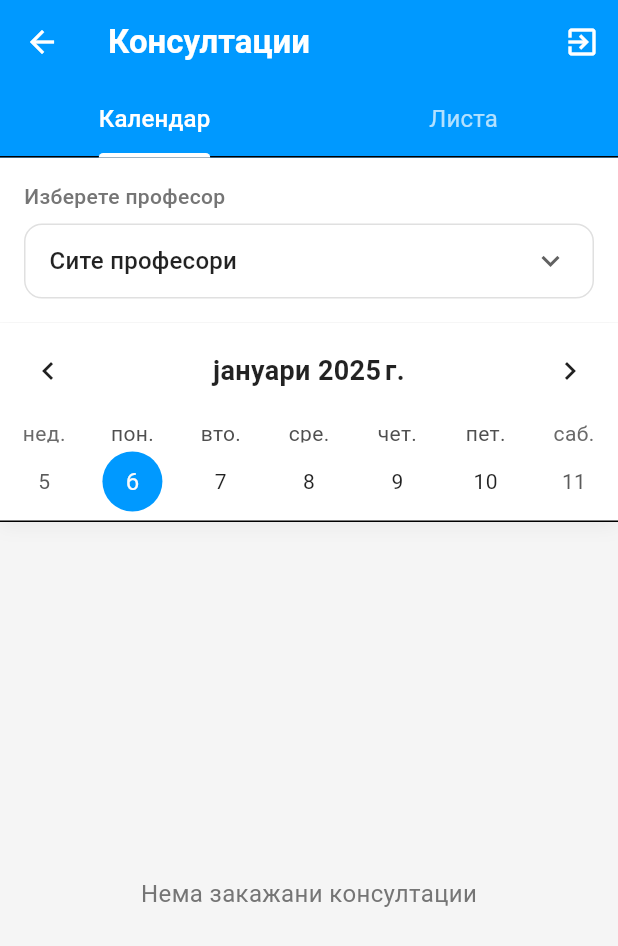
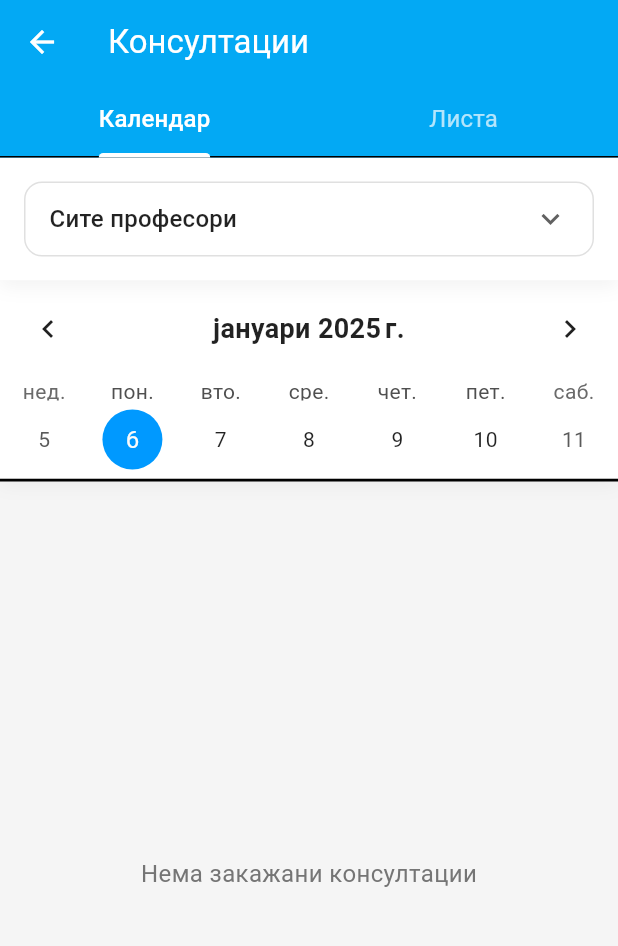
Before and after one commit to bokii2/konsultacii, a Flutter app: the StudentDashboard screen opened directly, on a phone screen of 412 x 824 dp. Shown: the top 946 px of the screen. Run offline on Flutter 3.47's test engine with Material 3 defaults, Android fonts, the phone set to English and light mode, and no system bars; drawn by our look-alikes of table_calendar; missing offline and left inert: circular_menu; network calls fail.

Commit message:
styling fixes

```diff
--- a/lib/screens/student_dashboard/student_dashboard.dart
+++ b/lib/screens/student_dashboard/student_dashboard.dart
@@ -19,9 +19,11 @@ class StudentDashboard extends StatefulWidget {
   _StudentDashboardState createState() => _StudentDashboardState();
 }
 
-class _StudentDashboardState extends State<StudentDashboard> {
+class _StudentDashboardState extends State<StudentDashboard>
+    with SingleTickerProviderStateMixin {
   final ConsultationService _consultationService = ConsultationService();
   final ProfessorService _professorService = ProfessorService();
+  late TabController _tabController;
   List<ConsultationResponse> consultations = [];
   List<DateTime> daysWithConsultations = [];
   bool _isLoadingDayEvents = false;
@@ -33,6 +35,7 @@ class _StudentDashboardState extends State<StudentDashboard> {
 
   String? selectedProfessor;
   List<ProfessorResponse> professors = [];
+  bool isFirstTabActive = false;
 
   @override
   void initState() {
@@ -40,6 +43,20 @@ class _StudentDashboardState extends State<StudentDashboard> {
     _selectedDay = _focusedDay;
     _loadDaysWithEvents();
     _loadProfessors();
+    _tabController = TabController(length: 2, vsync: this);
+    _tabController.addListener(() {
+      // Listen for tab changes and rebuild UI
+      setState(() {
+        isFirstTabActive = _tabController.index == 0;
+      });
+    });
+  }
+
+  @override
+  void dispose() {
+    // Make sure to dispose of the TabController when it's no longer needed
+    _tabController.dispose();
+    super.dispose();
   }
 
   Future<void> _loadEventsForDay(DateTime day) async {
@@ -119,37 +136,42 @@ class _StudentDashboardState extends State<StudentDashboard> {
     return DefaultTabController(
       length: 2,
       child: Scaffold(
-        appBar: _buildAppBar(context),
-        body: Column(
-          children: [
-            _buildFilters(),
-            Expanded(
-              child: TabBarView(
-                children: [
-                  _buildCalendarView(),
-                  _buildListView(),
-                ],
+        body: NestedScrollView(
+          headerSliverBuilder: (BuildContext context, bool innerBoxIsScrolled) {
+            return [
+              _buildSliverAppBar(context),
+              SliverToBoxAdapter(
+                child: _buildFilters(),
               ),
-            ),
-          ],
+              if (_tabController.index == 0) ...[
+                PinnedHeaderSliver(
+                  child: _buildCalendar(),
+                )
+              ],
+              const SliverToBoxAdapter(
+                child: Divider(height: 1),
+              ),
+            ];
+          },
+          body: TabBarView(
+            physics: const NeverScrollableScrollPhysics(),
+            children: [
+              _buildCalendarView(),
+              _buildListView(),
+            ],
+          ),
         ),
       ),
     );
   }
 
-  PreferredSizeWidget _buildAppBar(BuildContext context) {
-    return AppBar(
-      elevation: 0,
-      backgroundColor: const Color(0xFF0099FF),
-      title: const Text(
-        'Консултации',
-        style: TextStyle(
-          fontWeight: FontWeight.w600,
-          color: Colors.white,
-        ),
-      ),
+  Widget _buildSliverAppBar(BuildContext context) {
+    return SliverAppBar(
+      title: const Text("Консултации"),
+      pinned: true,
+      floating: true,
       bottom: TabBar(
-        // isScrollable: true, // Makes the TabBar scrollable
+        controller: _tabController,
         indicatorColor: Theme.of(context).colorScheme.inversePrimary,
         labelColor: Theme.of(context).colorScheme.onPrimary,
         unselectedLabelColor: Colors.white70,
@@ -167,13 +189,6 @@ class _StudentDashboardState extends State<StudentDashboard> {
           Tab(text: 'Листа'),
         ],
       ),
-      actions: [
-        IconButton(
-          icon: const Icon(Icons.exit_to_app, color: Colors.white),
-          onPressed: () =>
-              Navigator.of(context).popUntil((route) => route.isFirst),
-        ),
-      ],
     );
   }
 
@@ -221,15 +236,6 @@ class _StudentDashboardState extends State<StudentDashboard> {
     return Column(
       crossAxisAlignment: CrossAxisAlignment.start,
       children: [
-        Text(
-          label,
-          style: TextStyle(
-            color: Colors.grey[600],
-            fontSize: 14,
-            fontWeight: FontWeight.w500,
-          ),
-        ),
-        const SizedBox(height: 8),
         Container(
           decoration: BoxDecoration(
             border: Border.all(color: Colors.grey[300]!),
@@ -274,7 +280,6 @@ class _StudentDashboardState extends State<StudentDashboard> {
   Widget _buildCalendarView() {
     return Column(
       children: [
-        _buildCalendar(),
         const Divider(height: 1),
         if (_selectedDay != null) ...[
           const SizedBox(height: 20),
@@ -298,6 +303,19 @@ class _StudentDashboardState extends State<StudentDashboard> {
         ],
       ],
     );
+  }
+
+  Widget _buildScrollableCalendarView() {
+    return _selectedDay == null
+        ? const SizedBox.shrink() // If no day is selected, show nothing
+        : _isLoadingDayEvents
+            ? const Center(
+                child: CircularProgressIndicator(
+                  strokeWidth: 4,
+                  valueColor: AlwaysStoppedAnimation<Color>(Color(0xFF0099FF)),
+                ),
+              )
+            : _buildConsultationsForSelectedDay();
   }
 
   Widget _buildCalendar() {
```
Also changed, not shown: lib/widgets/consultation_card.dart (+16 -4 lines).
